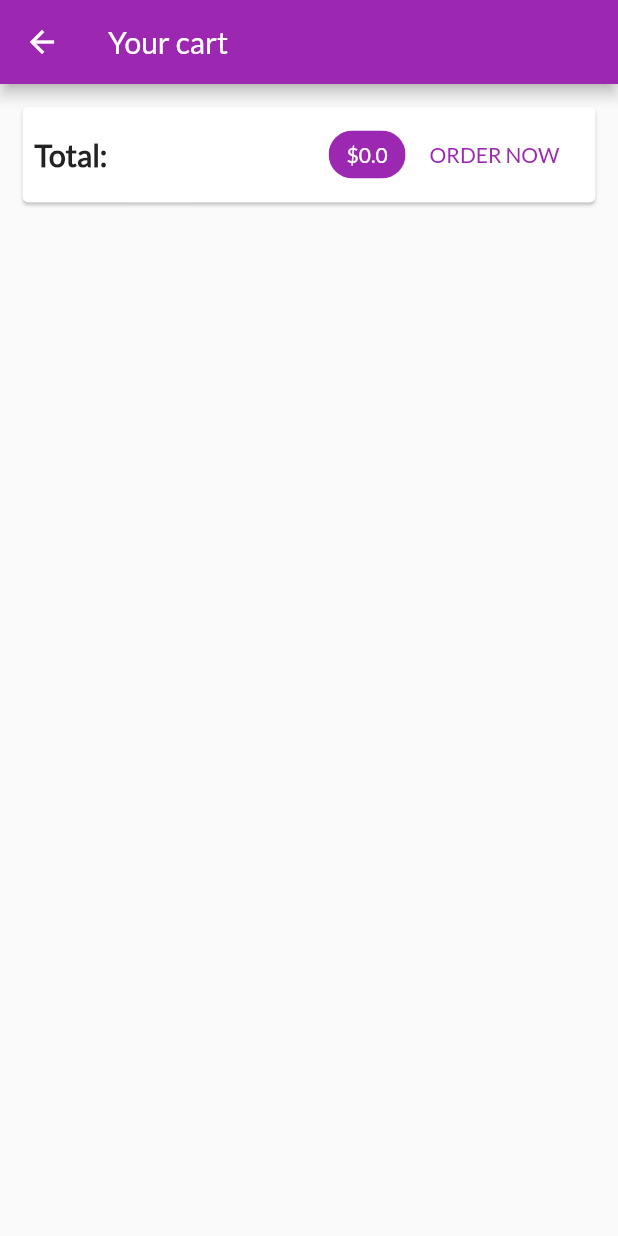
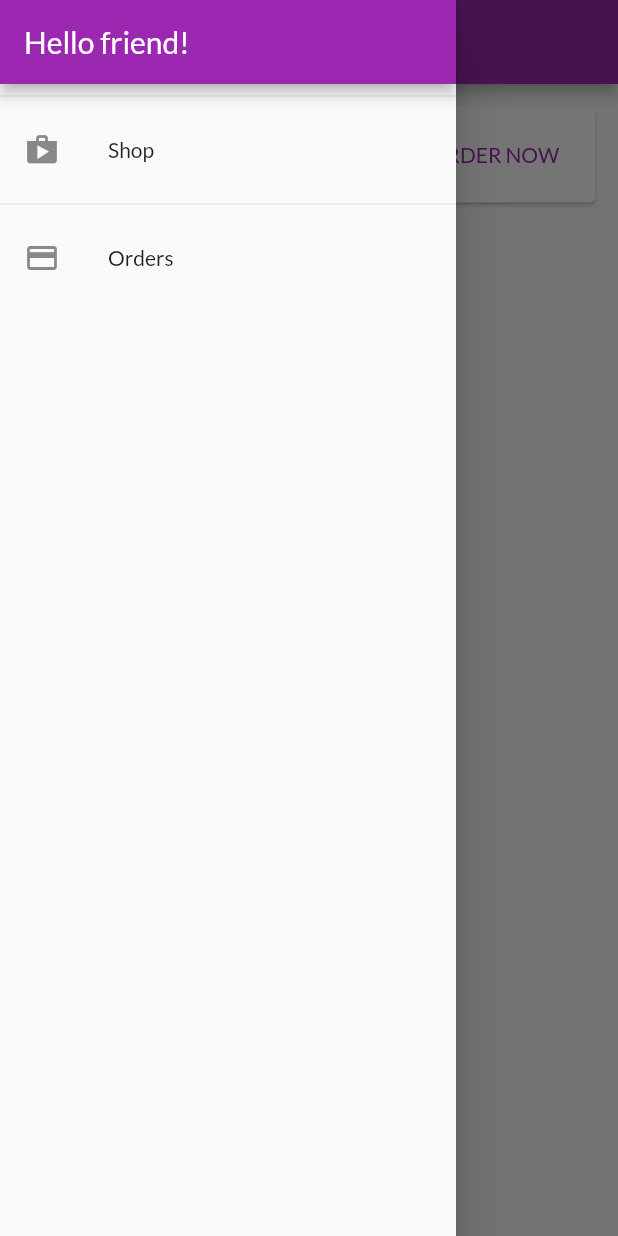
Before and after one commit to lavrenyk/flutter_my_shop, a Flutter app: the CartScreen screen opened by its route, with the side drawer open (before the commit the screen has no drawer), on a phone screen of 412 x 824 dp. Run offline on Flutter 3.47's test engine with Material 2 defaults, Android fonts, the phone set to English and light mode, and no system bars; network calls fail.

Commit message:
workStamp 3050

```diff
--- a/lib/main.dart
+++ b/lib/main.dart
@@ -1,11 +1,13 @@
 import 'package:flutter/material.dart';
-import 'package:flutter_my_shop/providers/products.dart';
 import 'package:provider/provider.dart';
 
 import './screens/products_overview_screen.dart';
 import './screens/product_detail_screen.dart';
 import './screens/cart_screen.dart';
+import './screens/orders_screen.dart';
 import './providers/cart.dart';
+import './providers/orders.dart';
+import './providers/products.dart';
 
 void main() => runApp(MyApp());
 
@@ -20,6 +22,9 @@ class MyApp extends StatelessWidget {
         ChangeNotifierProvider.value(
           value: Cart(),
         ),
+        ChangeNotifierProvider.value(
+          value: Orders(),
+        ),
       ],
       child: MaterialApp(
         title: 'MyShop',
@@ -32,6 +37,7 @@ class MyApp extends StatelessWidget {
         routes: {
           '/product-detail': (ctx) => ProductDetailScreen(),
           '/cart': (ctx) => CartScreen(),
+          '/orders': (ctx) => OrdersScreen(),
         },
       ),
     );
--- a/lib/screens/cart_screen.dart
+++ b/lib/screens/cart_screen.dart
@@ -3,6 +3,8 @@ import 'package:provider/provider.dart';
 
 import '../providers/cart.dart' show Cart;
 import '../widgets/cart_item.dart';
+import '../providers/orders.dart';
+import '../widgets/app_drawer.dart';
 
 class CartScreen extends StatelessWidget {
   @override
@@ -13,6 +15,7 @@ class CartScreen extends StatelessWidget {
       appBar: AppBar(
         title: Text('Your cart'),
       ),
+      drawer: AppDrawer(),
       body: Column(
         children: <Widget>[
           Card(
@@ -32,7 +35,7 @@ class CartScreen extends StatelessWidget {
                   Spacer(),
                   Chip(
                     label: Text(
-                      '\$${cart.totalAmount}',
+                      '\$${cart.totalAmount.toStringAsFixed(2)}',
                       style: TextStyle(
                         color: Theme.of(context).primaryTextTheme.title.color,
                       ),
@@ -44,8 +47,14 @@ class CartScreen extends StatelessWidget {
                       'ORDER NOW',
                     ),
                     textColor: Theme.of(context).primaryColor,
-                    onPressed: () {},
-                  )
+                    onPressed: () {
+                      Provider.of<Orders>(context, listen: false).addOrder(
+                        cart.items.values.toList(),
+                        cart.totalAmount,
+                      );
+                      cart.clearCart();
+                    },
+                  ),
                 ],
               ),
             ),
@@ -56,6 +65,7 @@ class CartScreen extends StatelessWidget {
               itemCount: cart.itemsCount,
               itemBuilder: (ctx, i) => CartItem(
                 cart.items.values.toList()[i].id,
+                cart.items.keys.toList()[i],
                 cart.items.values.toList()[i].title,
                 cart.items.values.toList()[i].price,
                 cart.items.values.toList()[i].quantity,
--- /dev/null
+++ b/lib/screens/orders_screen.dart
@@ -0,0 +1,24 @@
+import 'package:flutter/material.dart';
+import 'package:provider/provider.dart';
+
+import '../providers/orders.dart' show Orders;
+import '../widgets/app_drawer.dart';
+import '../widgets/order_item.dart';
+
+class OrdersScreen extends StatelessWidget {
+  @override
+  Widget build(BuildContext context) {
+    final orderData = Provider.of<Orders>(context);
+
+    return Scaffold(
+      appBar: AppBar(
+        title: Text('Your orders!'),
+      ),
+      drawer: AppDrawer(),
+      body: ListView.builder(
+        itemCount: orderData.orders.length,
+        itemBuilder: (ctx, i) => OrderItem(orderData.orders[i]),
+      ),
+    );
+  }
+}
--- a/lib/screens/products_overview_screen.dart
+++ b/lib/screens/products_overview_screen.dart
@@ -4,6 +4,7 @@ import 'package:provider/provider.dart';
 import '../widgets/products_grid.dart';
 import '../widgets/badge.dart';
 import '../providers/cart.dart';
+import '../widgets/app_drawer.dart';
 
 enum FilterOptions { Favorites, All }
 
@@ -58,6 +59,7 @@ class _ProductOverviewScreenState extends State<ProductOverviewScreen> {
           ),
         ],
       ),
+      drawer: AppDrawer(),
       body: ProductGrid(_showFavoritesOnly),
     );
   }
--- /dev/null
+++ b/lib/widgets/app_drawer.dart
@@ -0,0 +1,33 @@
+import 'package:flutter/material.dart';
+
+class AppDrawer extends StatelessWidget {
+  @override
+  Widget build(BuildContext context) {
+    return Drawer(
+      child: Column(
+        children: <Widget>[
+          AppBar(
+            title: Text('Hello friend!'),
+            automaticallyImplyLeading: false,
+          ),
+          Divider(),
+          ListTile(
+            leading: Icon(Icons.shop),
+            title: Text('Shop'),
+            onTap: () {
+              Navigator.of(context).pushReplacementNamed('/');
+            },
+          ),
+          Divider(),
+          ListTile(
+            leading: Icon(Icons.payment),
+            title: Text('Orders'),
+            onTap: () {
+              Navigator.of(context).pushReplacementNamed('/orders');
+            },
+          ),
+        ],
+      ),
+    );
+  }
+}
--- a/lib/widgets/product_item.dart
+++ b/lib/widgets/product_item.dart
@@ -7,7 +7,6 @@ import '../providers/cart.dart';
 class ProductItem extends StatelessWidget {
   @override
   Widget build(BuildContext context) {
-
     final product = Provider.of<Product>(context, listen: false);
     final cart = Provider.of<Cart>(context, listen: false);
 
@@ -48,6 +47,10 @@ class ProductItem extends StatelessWidget {
             icon: Icon(Icons.shopping_cart),
             onPressed: () {
               cart.addItem(product.id, product.price, product.title);
+              Scaffold.of(context).showSnackBar(SnackBar(
+                content: Text('The item was added to the Cart!'),
+                duration: Duration(seconds: 2),
+              ));
             },
             color: Theme.of(context).accentColor,
           ),
--- a/pubspec.yaml
+++ b/pubspec.yaml
@@ -20,6 +20,7 @@ dependencies:
   flutter:
     sdk: flutter
   provider: ^3.0.0+1
+  intl: ^0.15.8
 
   # The following adds the Cupertino Icons font to your application.
   # Use with the CupertinoIcons class for iOS style icons.
```
Also changed, not shown: lib/providers/cart.dart (+27 -0 lines), lib/providers/orders.dart (added, +38 -0 lines), lib/screens/product_detail_screen.dart (+34 -7 lines), lib/widgets/cart_item.dart (+20 -1 lines), lib/widgets/order_item.dart (added, +71 -0 lines), pubspec.lock.
